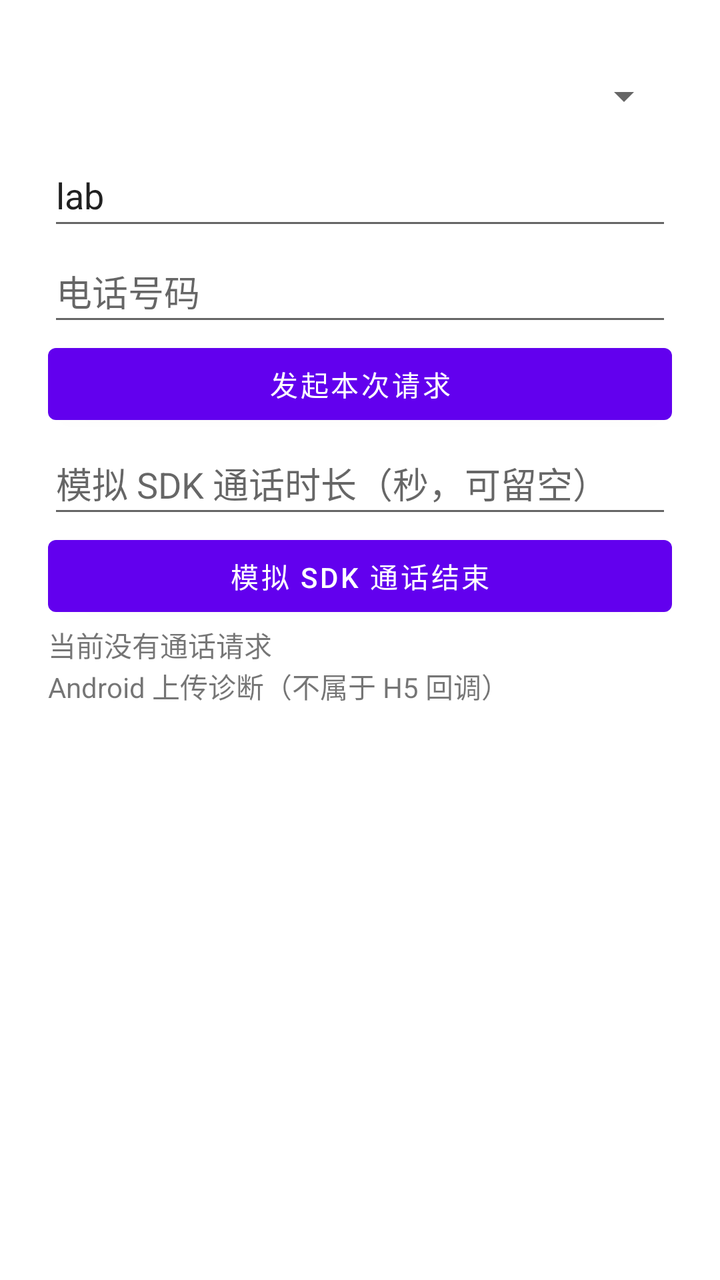
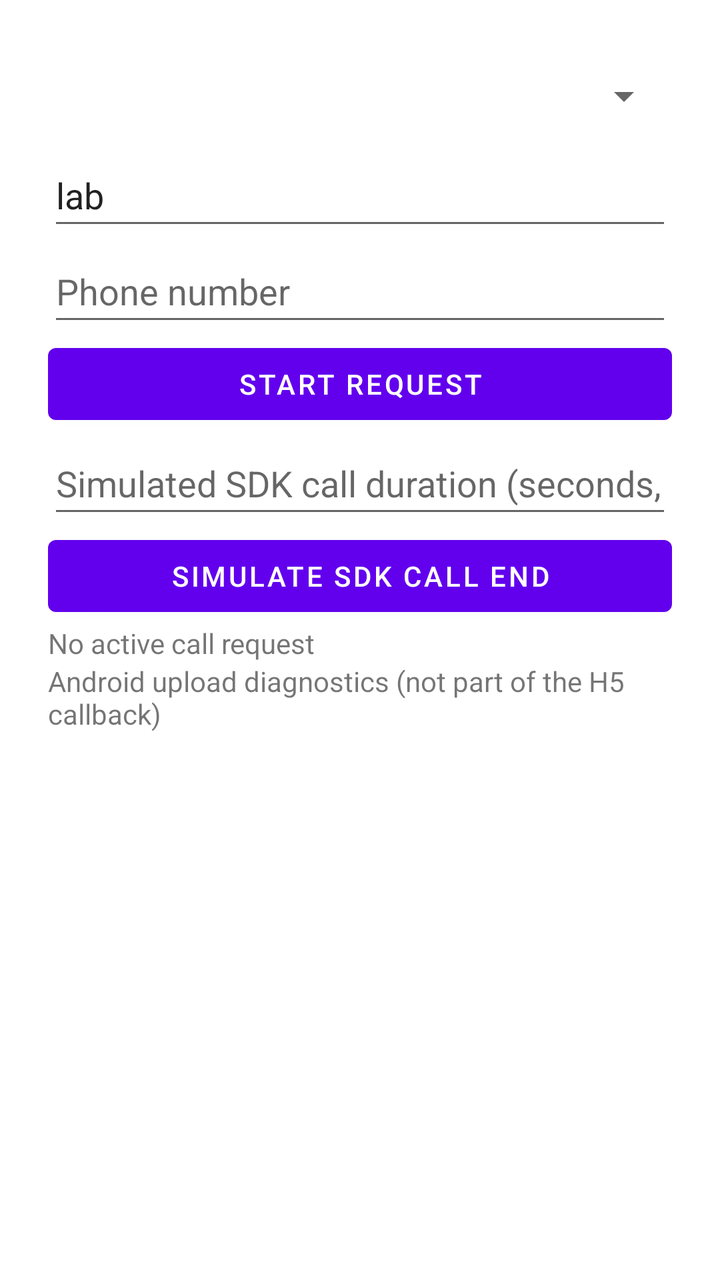

Compare the two renders of this Android layout. The source of the first and the diff that turns it into the second are given below.
<!-- AndroidManifest.xml: application theme Theme.DialRecordLabs -->
<!-- res/layout/activity_main.xml -->
<?xml version="1.0" encoding="utf-8"?>
<LinearLayout xmlns:android="http://schemas.android.com/apk/res/android"
    xmlns:tools="http://schemas.android.com/tools"
    android:layout_width="match_parent"
    android:layout_height="match_parent"
    android:orientation="vertical"
    android:padding="24dp"
    tools:ignore="HardcodedText">

    <Spinner
        android:id="@+id/source"
        android:layout_width="match_parent"
        android:layout_height="48dp" />

    <EditText
        android:id="@+id/user_id"
        android:layout_width="match_parent"
        android:layout_height="48dp"
        android:hint="userId（文件关联，实验值）"
        android:text="lab"
        android:importantForAutofill="no"
        android:inputType="textNoSuggestions"
        android:maxLength="64" />

    <EditText
        android:id="@+id/phone_number"
        android:layout_width="match_parent"
        android:layout_height="48dp"
        android:hint="电话号码"
        android:importantForAutofill="no"
        android:inputType="phone"
        android:maxLength="128" />

    <com.google.android.material.button.MaterialButton
        android:id="@+id/dial_button"
        android:layout_width="match_parent"
        android:layout_height="wrap_content"
        android:text="发起本次请求" />

    <EditText
        android:id="@+id/sdk_duration"
        android:layout_width="match_parent"
        android:layout_height="48dp"
        android:hint="模拟 SDK 通话时长（秒，可留空）"
        android:importantForAutofill="no"
        android:inputType="number"
        android:maxLength="10" />

    <com.google.android.material.button.MaterialButton
        android:id="@+id/stop_button"
        android:layout_width="match_parent"
        android:layout_height="wrap_content"
        android:text="模拟 SDK 通话结束" />

    <TextView
        android:id="@+id/session_status"
        android:layout_width="match_parent"
        android:layout_height="wrap_content"
        android:text="当前没有通话请求" />

    <TextView
        android:id="@+id/recording_status"
        android:layout_width="match_parent"
        android:layout_height="wrap_content"
        android:text="Android 上传诊断（不属于 H5 回调）"
        android:textIsSelectable="true" />

    <ScrollView
        android:layout_width="match_parent"
        android:layout_height="0dp"
        android:layout_weight="1">
        <TextView
            android:id="@+id/result"
            android:layout_width="match_parent"
            android:layout_height="wrap_content"
            android:fontFamily="monospace"
            android:textIsSelectable="true" />
    </ScrollView>
</LinearLayout>
<!-- resources referenced by this layout -->
<resources>
  <style name="Theme.DialRecordLabs" parent="Theme.MaterialComponents.DayNight.DarkActionBar">
          
          <item name="colorPrimary">@color/purple_500</item>
          <item name="colorPrimaryVariant">@color/purple_700</item>
          <item name="colorOnPrimary">@color/white</item>
          
          <item name="colorSecondary">@color/teal_200</item>
          <item name="colorSecondaryVariant">@color/teal_700</item>
          <item name="colorOnSecondary">@color/black</item>
          
          <item name="android:statusBarColor">?attr/colorPrimaryVariant</item>
          
      </style>
  <color name="purple_500">#FF6200EE</color>
  <color name="purple_700">#FF3700B3</color>
  <color name="white">#FFFFFFFF</color>
  <color name="teal_200">#FF03DAC5</color>
  <color name="teal_700">#FF018786</color>
  <color name="black">#FF000000</color>
</resources>

<!-- the commit's change to res/layout/activity_main.xml (unified diff, before → after) -->
@@ -16,7 +16,7 @@
         android:id="@+id/user_id"
         android:layout_width="match_parent"
         android:layout_height="48dp"
-        android:hint="userId（文件关联，实验值）"
+        android:hint="userId (file correlation, lab value)"
         android:text="lab"
         android:importantForAutofill="no"
         android:inputType="textNoSuggestions"
@@ -26,7 +26,7 @@
         android:id="@+id/phone_number"
         android:layout_width="match_parent"
         android:layout_height="48dp"
-        android:hint="电话号码"
+        android:hint="Phone number"
         android:importantForAutofill="no"
         android:inputType="phone"
         android:maxLength="128" />
@@ -35,13 +35,13 @@
         android:id="@+id/dial_button"
         android:layout_width="match_parent"
         android:layout_height="wrap_content"
-        android:text="发起本次请求" />
+        android:text="Start request" />
 
     <EditText
         android:id="@+id/sdk_duration"
         android:layout_width="match_parent"
         android:layout_height="48dp"
-        android:hint="模拟 SDK 通话时长（秒，可留空）"
+        android:hint="Simulated SDK call duration (seconds, optional)"
         android:importantForAutofill="no"
         android:inputType="number"
         android:maxLength="10" />
@@ -50,19 +50,19 @@
         android:id="@+id/stop_button"
         android:layout_width="match_parent"
         android:layout_height="wrap_content"
-        android:text="模拟 SDK 通话结束" />
+        android:text="Simulate SDK call end" />
 
     <TextView
         android:id="@+id/session_status"
         android:layout_width="match_parent"
         android:layout_height="wrap_content"
-        android:text="当前没有通话请求" />
+        android:text="No active call request" />
 
     <TextView
         android:id="@+id/recording_status"
         android:layout_width="match_parent"
         android:layout_height="wrap_content"
-        android:text="Android 上传诊断（不属于 H5 回调）"
+        android:text="Android upload diagnostics (not part of the H5 callback)"
         android:textIsSelectable="true" />
 
     <ScrollView
